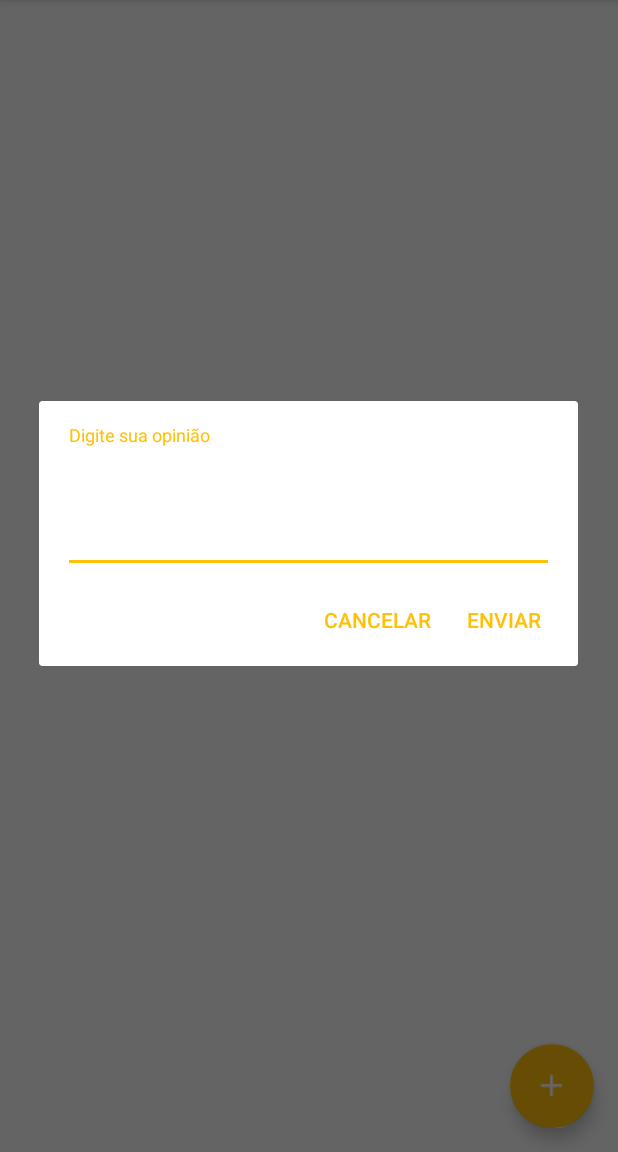
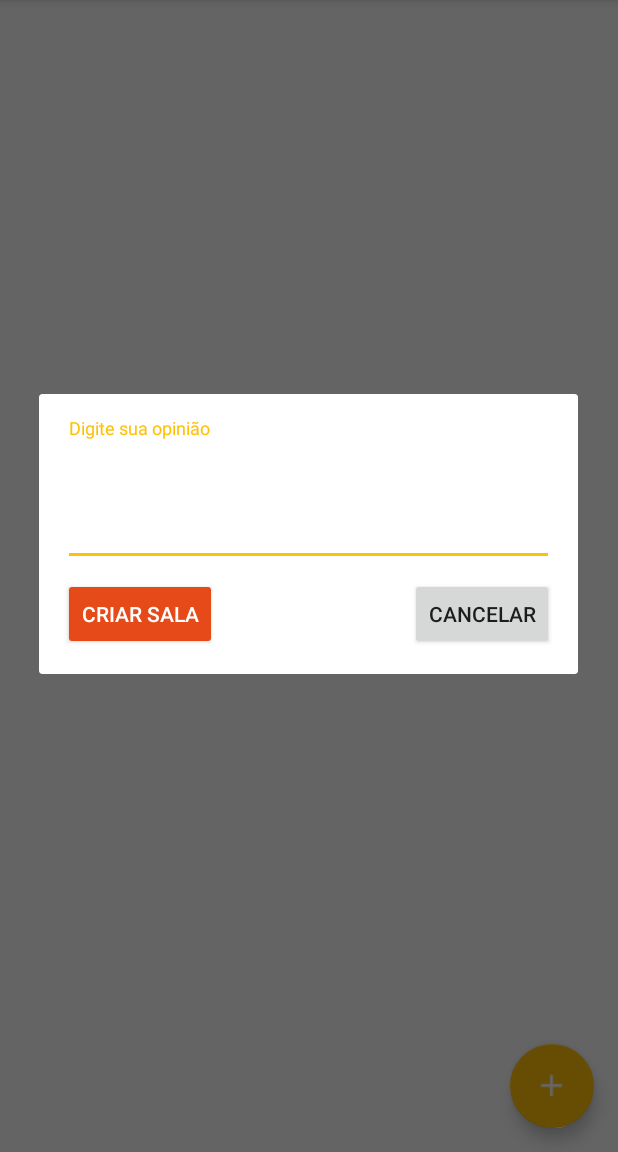
Before and after one commit to JoseRenan/Opining_ANDROID, an Android app: the screen it shows after launch once a user with an empty profile is signed in (HomeActivity), after a tap on an icon or button, on a phone screen of 412 x 824 dp, the part 84-1236 px from its top. Run offline under Robolectric (Android 15) with nearby library versions, the phone set to English and light mode, and no system bars; our stand-ins replace Firebase (no records; nobody signed in at launch, a user with empty details on screens opened directly).

Commit message:
Layout melhorado do dialog de criação

```diff
--- a/app/src/main/java/br/com/opining/mvp/home/create/room/CreateRoomDialogFragment.java
+++ b/app/src/main/java/br/com/opining/mvp/home/create/room/CreateRoomDialogFragment.java
@@ -7,6 +7,7 @@ import android.support.v4.app.DialogFragment;
 import android.support.v7.app.AlertDialog;
 import android.view.LayoutInflater;
 import android.view.View;
+import android.widget.Button;
 import android.widget.EditText;
 
 import br.com.opining.R;
@@ -26,19 +27,25 @@ public class CreateRoomDialogFragment extends DialogFragment implements CreateRo
 
         View view = inflater.inflate(R.layout.modal_new_room, null);
         edtPost = (EditText) view.findViewById(R.id.edt_post);
+        Button btn_create_room = (Button) view.findViewById(R.id.btn_create_room);
 
-        builder.setView(view)
-                .setPositiveButton(R.string.send, new DialogInterface.OnClickListener() {
-                    @Override
-                    public void onClick(DialogInterface dialog, int id) {
-                        createRoom();
-                    }
-                }).setNegativeButton(R.string.cancel, new DialogInterface.OnClickListener() {
-                    public void onClick(DialogInterface dialog, int id) {
-                        CreateRoomDialogFragment.this.getDialog().cancel();
-                    }
-                });
+        btn_create_room.setOnClickListener(new View.OnClickListener() {
+            @Override
+            public void onClick(View view) {
+                createRoom();
+            }
+        });
 
+        Button btn_cancel = (Button) view.findViewById(R.id.btn_cancel);
+
+        btn_cancel.setOnClickListener(new View.OnClickListener() {
+            @Override
+            public void onClick(View view) {
+                dismiss();
+            }
+        });
+
+        builder.setView(view);
         return builder.create();
     }
 
--- /dev/null
+++ b/app/src/main/res/drawable/button_orange.xml
@@ -0,0 +1,14 @@
+<inset xmlns:android="http://schemas.android.com/apk/res/android"
+    android:insetLeft="@dimen/abc_button_inset_horizontal_material"
+    android:insetTop="@dimen/abc_button_inset_vertical_material"
+    android:insetRight="@dimen/abc_button_inset_horizontal_material"
+    android:insetBottom="@dimen/abc_button_inset_vertical_material">
+    <shape android:shape="rectangle">
+        <corners android:radius="@dimen/abc_control_corner_material" />
+        <solid android:color="@color/orange" />
+        <padding android:left="@dimen/abc_button_padding_horizontal_material"
+            android:top="@dimen/abc_button_padding_vertical_material"
+            android:right="@dimen/abc_button_padding_horizontal_material"
+            android:bottom="@dimen/abc_button_padding_vertical_material" />
+    </shape>
+</inset>
--- a/app/src/main/res/layout/modal_new_room.xml
+++ b/app/src/main/res/layout/modal_new_room.xml
@@ -1,6 +1,7 @@
 <?xml version="1.0" encoding="utf-8"?>
 <android.support.constraint.ConstraintLayout xmlns:android="http://schemas.android.com/apk/res/android"
     xmlns:app="http://schemas.android.com/apk/res-auto"
+    xmlns:tools="http://schemas.android.com/tools"
     android:theme="@style/Theme.Pink"
     android:orientation="vertical"
     android:layout_width="match_parent"
@@ -30,4 +31,28 @@
             android:layout_width="match_parent" />
     </android.support.design.widget.TextInputLayout>
 
+    <Button
+        android:text="@string/create_room"
+        android:layout_width="wrap_content"
+        android:layout_height="wrap_content"
+        android:id="@+id/btn_create_room"
+        app:layout_constraintLeft_toLeftOf="@+id/textInputLayout"
+        android:layout_marginTop="8dp"
+        app:layout_constraintTop_toBottomOf="@+id/textInputLayout"
+        style="@style/Theme.BtnCreateRoom"
+        app:layout_constraintBottom_toBottomOf="parent"
+        android:layout_marginBottom="16dp"
+        app:layout_constraintVertical_bias="0.0" />
+
+    <Button
+        android:text="@string/cancel"
+        android:layout_width="wrap_content"
+        android:layout_height="wrap_content"
+        android:id="@+id/btn_cancel"
+        app:layout_constraintTop_toTopOf="@+id/btn_create_room"
+        android:layout_marginEnd="16dp"
+        app:layout_constraintRight_toRightOf="parent"
+        android:layout_marginRight="16dp"
+        style="@style/Widget.AppCompat.Button" />
+
 </android.support.constraint.ConstraintLayout>
--- a/app/src/main/res/values/strings.xml
+++ b/app/src/main/res/values/strings.xml
@@ -51,5 +51,6 @@
     <string name="or">OU</string>
     <string name="cancel">Cancelar</string>
     <string name="send">Enviar</string>
+    <string name="create_room">Criar Sala</string>
 
 </resources>
--- a/app/src/main/res/values/styles.xml
+++ b/app/src/main/res/values/styles.xml
@@ -2,6 +2,11 @@
 
     <style name="Theme.Main" parent="Theme.AppCompat.Light.NoActionBar">
         <item name="android:textColorSecondary">@color/white</item>
+    </style>
+
+    <style name="Theme.BtnCreateRoom" parent="Widget.AppCompat.Button" >
+        <item name="android:textColor">@color/white</item>
+        <item name="android:background">@drawable/button_orange</item>
     </style>
 
     <!-- Purple theme for the initial screens -->
```
